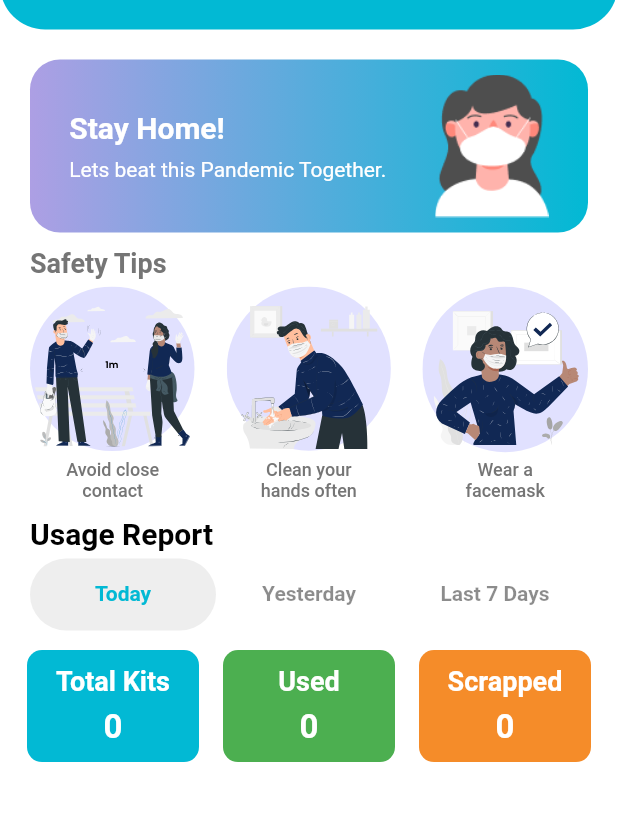
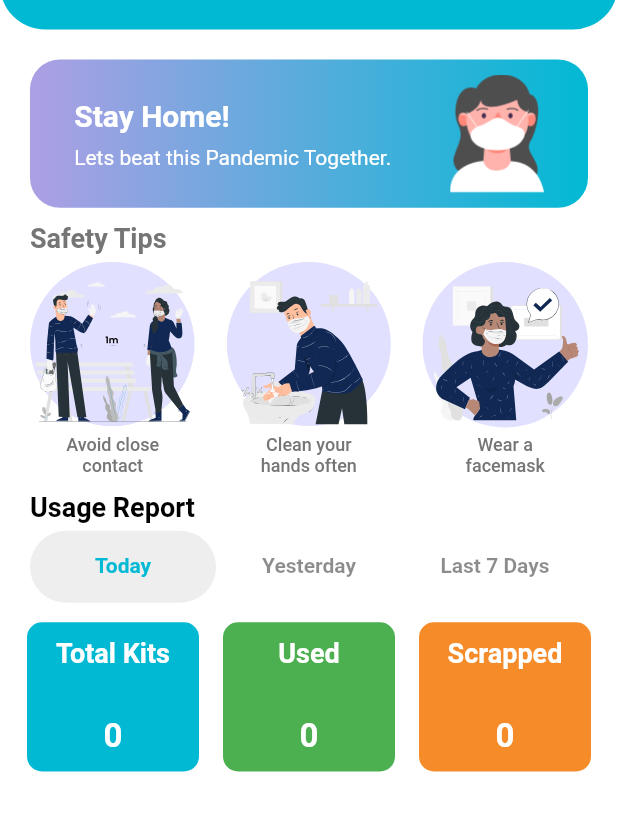
Before and after one commit to yuviSomavamshi/traciex-flutter, a Flutter app: the HomeScreen screen opened directly, on a phone screen of 412 x 824 dp, the part 155-986 px from its top. Run offline on Flutter 3.47's test engine with Material 2 defaults, Android fonts, the phone set to English and light mode, and no system bars; our stand-ins replace dio, dropdown_formfield, flutter_spinkit, flutter_svg, image_cropper, image_picker and 4 more; missing offline and left inert: circular_countdown, encrypt, flutter_socket_io, poller, qr_code_scanner, time_formatter; accounts and stored records are empty; network calls fail; Roboto replaces fonts that are missing (Poppins); statements that could not run were skipped.

```diff
--- a/lib/constants.dart
+++ b/lib/constants.dart
@@ -155,7 +155,7 @@ SliverPadding buildStatsHeader(String title) {
       title,
       style: const TextStyle(
         color: Colors.black,
-        fontSize: 20.0,
+        fontSize: 18.0,
         fontWeight: FontWeight.w600,
       ),
     )),
@@ -235,7 +235,7 @@ class StatsGrid extends StatelessWidget {
         padding: const EdgeInsets.symmetric(horizontal: 10.0),
         sliver: SliverToBoxAdapter(
             child: Container(
-          height: MediaQuery.of(context).size.height * 0.11,
+          height: MediaQuery.of(context).size.height * 0.14,
           child: Column(
             children: <Widget>[
               Flexible(
--- a/lib/screens/default_test_location/components/body.dart
+++ b/lib/screens/default_test_location/components/body.dart
@@ -103,7 +103,7 @@ class _ChangeLocationState extends State<ChangeLocation> {
                   Navigator.push(
                       context,
                       MaterialPageRoute(
-                        builder: (context) => StaffHomeScreen(nextScreen: 2),
+                        builder: (context) => StaffHomeScreen(nextScreen: 1),
                       ));
                 }
               }
--- a/lib/screens/home/customer/home_screen.dart
+++ b/lib/screens/home/customer/home_screen.dart
@@ -37,7 +37,7 @@ class _HomeScreenState extends State<HomeScreen> {
           physics: ClampingScrollPhysics(),
           slivers: <Widget>[
             buildHeader(screenHeight),
-            buildTogether(screenHeight, 0.14),
+            buildTogether(screenHeight, 0.12),
             buildPreventionTips(screenHeight, 0.14),
             buildStatsHeader('Usage Report'),
             buildStatsTabBar((startDate, endDate) {
```
Also changed, not shown: lib/screens/home/staff/home_screen.dart (+17 -2 lines), lib/screens/home/staff/patient_list.dart (+16 -2 lines).
